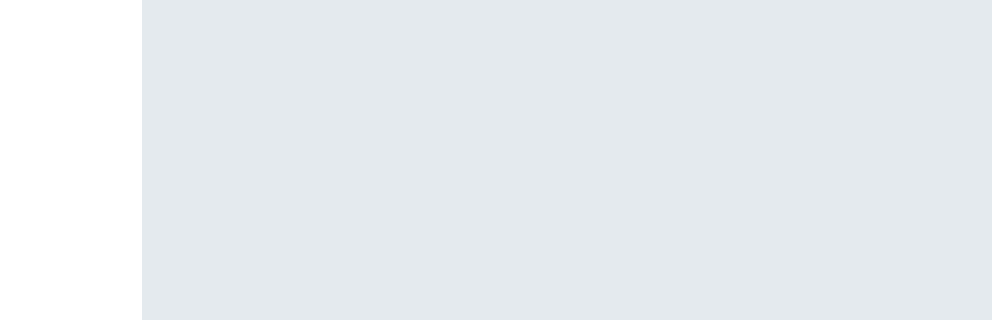
guaba98/TeamCollaborationTool, file code/front/ui/notice_board.ui: the form before one commit; both pictures show x 128 to 1120 and y 310 to 630 of the 1120 by 630 pixel window.
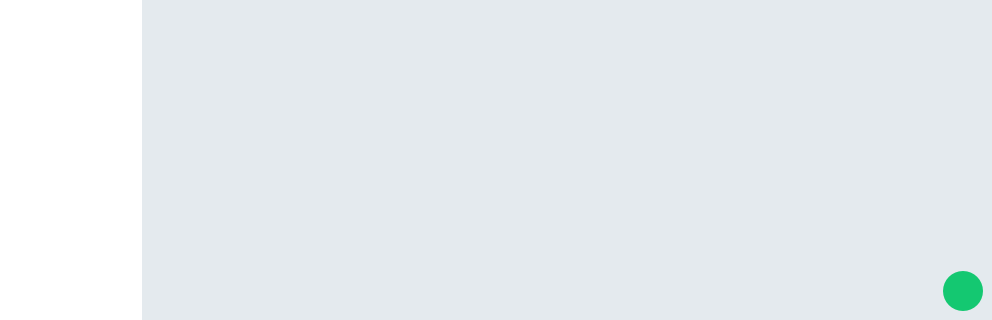
The form after the commit. Icons and pictures are not drawn.

```diff
--- a/code/front/ui/notice_board.ui
+++ b/code/front/ui/notice_board.ui
@@ -901,6 +901,79 @@
                  </property>
                 </spacer>
                </item>
+               <item>
+                <widget class="QWidget" name="bottom_widget" native="true">
+                 <property name="minimumSize">
+                  <size>
+                   <width>0</width>
+                   <height>40</height>
+                  </size>
+                 </property>
+                 <layout class="QHBoxLayout" name="horizontalLayout_3">
+                  <property name="spacing">
+                   <number>0</number>
+                  </property>
+                  <property name="leftMargin">
+                   <number>0</number>
+                  </property>
+                  <property name="topMargin">
+                   <number>0</number>
+                  </property>
+                  <property name="rightMargin">
+                   <number>0</number>
+                  </property>
+                  <property name="bottomMargin">
+                   <number>0</number>
+                  </property>
+                  <item>
+                   <spacer name="horizontalSpacer">
+                    <property name="orientation">
+                     <enum>Qt::Horizontal</enum>
+                    </property>
+                    <property name="sizeHint" stdset="0">
+                     <size>
+                      <width>789</width>
+                      <height>20</height>
+                     </size>
+                    </property>
+                   </spacer>
+                  </item>
+                  <item>
+                   <widget class="QPushButton" name="plus_button">
+                    <property name="minimumSize">
+                     <size>
+                      <width>40</width>
+                      <height>40</height>
+                     </size>
+                    </property>
+                    <property name="maximumSize">
+                     <size>
+                      <width>30</width>
+                      <height>16777215</height>
+                     </size>
+                    </property>
+                    <property name="styleSheet">
+                     <string notr="true">border-radius:20px;
+background-color: rgb(20, 200, 113);</string>
+                    </property>
+                    <property name="text">
+                     <string/>
+                    </property>
+                    <property name="icon">
+                     <iconset resource="../src_img/my_qrc.qrc">
+                      <normaloff>:/newPrefix/plus-icon.png</normaloff>:/newPrefix/plus-icon.png</iconset>
+                    </property>
+                    <property name="iconSize">
+                     <size>
+                      <width>30</width>
+                      <height>30</height>
+                     </size>
+                    </property>
+                   </widget>
+                  </item>
+                 </layout>
+                </widget>
+               </item>
               </layout>
              </widget>
             </item>
```
Left out of the diff: 8 changed lines with no effect on the pictures.
